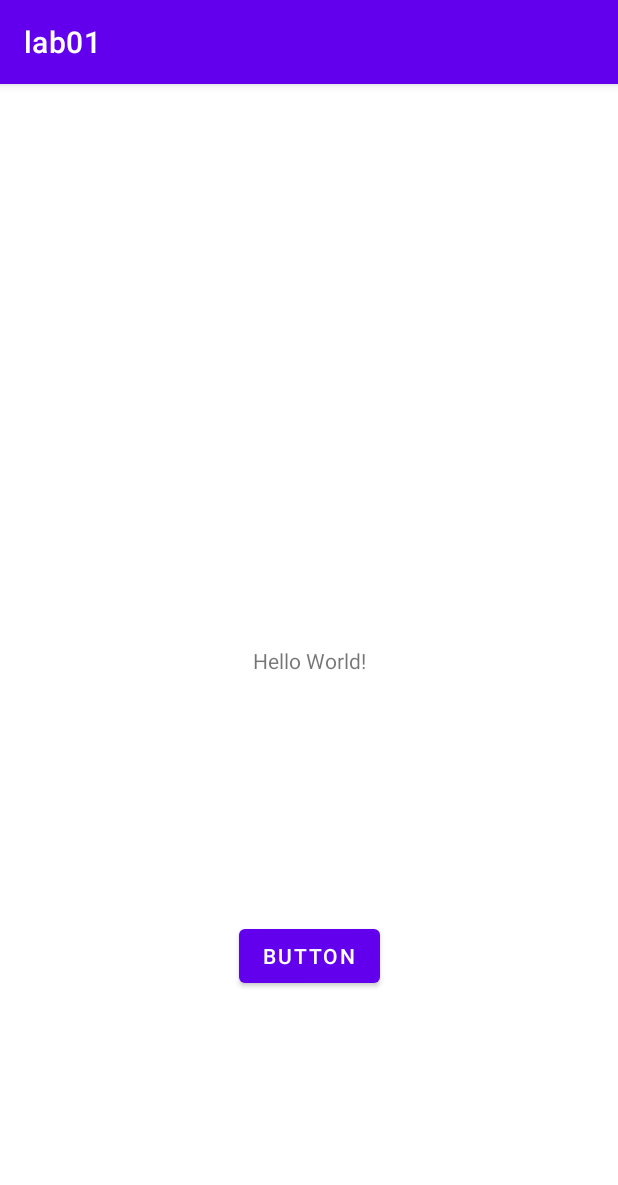
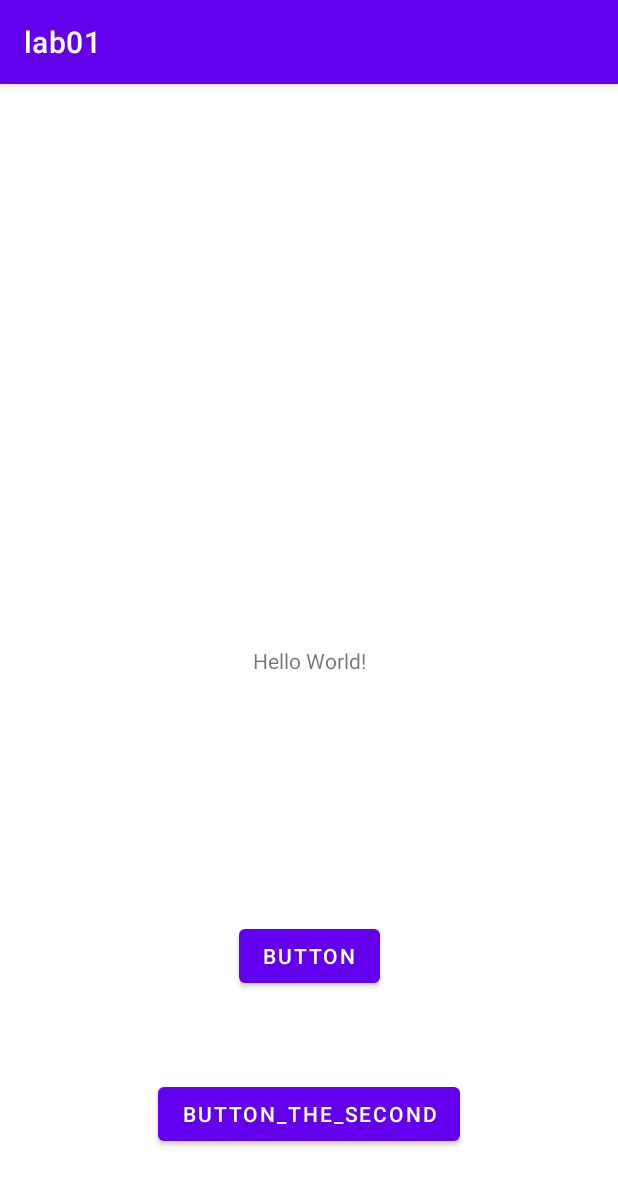
Before and after one commit to Mantiosa/lab01, an Android app: the screen it shows after launch (MainActivity), on a phone screen of 412 x 824 dp. Shown: the top 1185 px of the screen. Run offline under Robolectric (Android 15) with nearby library versions, the phone set to English and light mode, and no system bars.

Commit message:
Add Button_The_Second for text color switching

```diff
--- a/app/src/main/java/com/example/lab01/MainActivity.java
+++ b/app/src/main/java/com/example/lab01/MainActivity.java
@@ -2,6 +2,7 @@ package com.example.lab01;
 
 import androidx.appcompat.app.AppCompatActivity;
 
+import android.graphics.Color;
 import android.os.Bundle;
 import android.view.View;
 import android.widget.TextView;
@@ -18,4 +19,9 @@ public class MainActivity extends AppCompatActivity {
         TextView textView1 = (TextView)findViewById((R.id.textView1));
         textView1.setText("Bye");
     }
+
+    public void buttonChangeTextColorClick(View view) {
+        TextView textView1 = (TextView)findViewById((R.id.textView1));
+        textView1.setTextColor(Color.RED);
+    }
 }
--- a/app/src/main/res/layout/activity_main.xml
+++ b/app/src/main/res/layout/activity_main.xml
@@ -27,4 +27,15 @@
         app:layout_constraintStart_toStartOf="parent"
         app:layout_constraintTop_toBottomOf="@+id/textView1" />
 
+    <Button
+        android:id="@+id/button3"
+        android:layout_width="wrap_content"
+        android:layout_height="wrap_content"
+        android:text="Button_The_Second"
+        android:onClick="buttonChangeTextColorClick"
+        app:layout_constraintBottom_toBottomOf="parent"
+        app:layout_constraintEnd_toEndOf="parent"
+        app:layout_constraintStart_toStartOf="parent"
+        app:layout_constraintTop_toBottomOf="@+id/button" />
+
 </androidx.constraintlayout.widget.ConstraintLayout>
```
